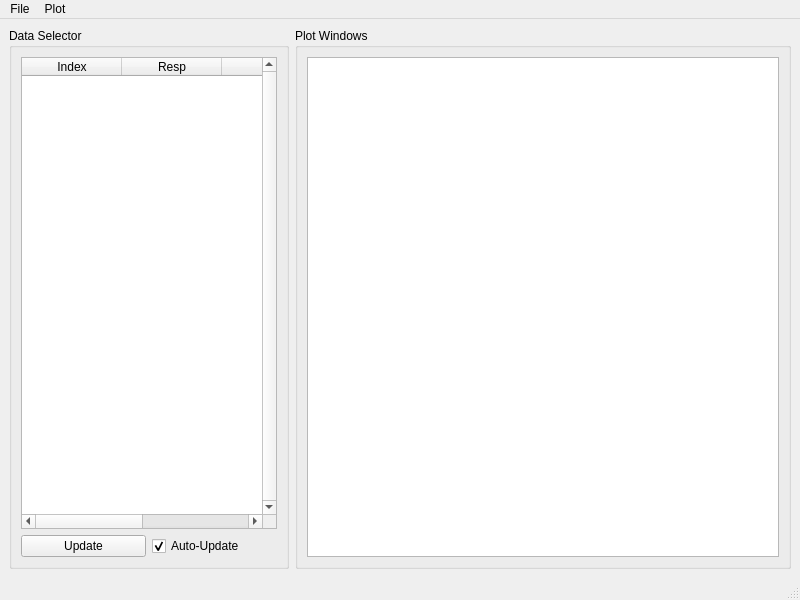
This is src/sdynpy/core/GUIPlot.ui in sandialabs/sdynpy as Qt 5 draws it before an edit. The edited form follows.
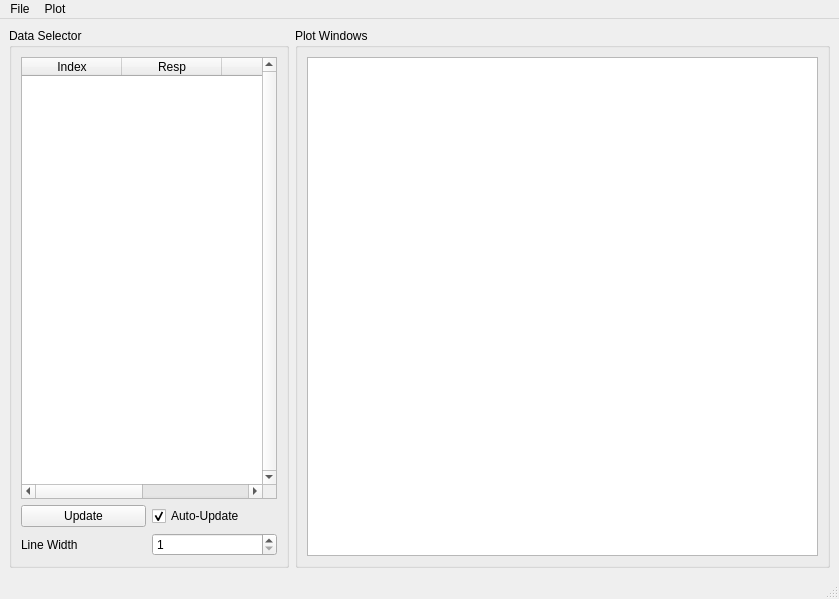
This is the edited form. Custom widgets are drawn as their Qt base class.

What changed in the file:
```diff
--- a/src/sdynpy/core/GUIPlot.ui
+++ b/src/sdynpy/core/GUIPlot.ui
@@ -6,8 +6,8 @@
    <rect>
     <x>0</x>
     <y>0</y>
-    <width>800</width>
-    <height>600</height>
+    <width>839</width>
+    <height>599</height>
    </rect>
   </property>
   <property name="windowTitle">
@@ -87,6 +87,27 @@
          </item>
         </layout>
        </item>
+       <item>
+        <layout class="QHBoxLayout" name="horizontalLayout_3">
+         <item>
+          <widget class="QLabel" name="label">
+           <property name="text">
+            <string>Line Width</string>
+           </property>
+          </widget>
+         </item>
+         <item>
+          <widget class="QSpinBox" name="linewidth_selector">
+           <property name="minimum">
+            <number>1</number>
+           </property>
+           <property name="maximum">
+            <number>10</number>
+           </property>
+          </widget>
+         </item>
+        </layout>
+       </item>
       </layout>
      </widget>
     </item>
@@ -109,7 +130,7 @@
     <rect>
      <x>0</x>
      <y>0</y>
-     <width>800</width>
+     <width>839</width>
      <height>21</height>
     </rect>
    </property>
```
Left out of the diff: 4 changed lines with no effect on the pictures.
